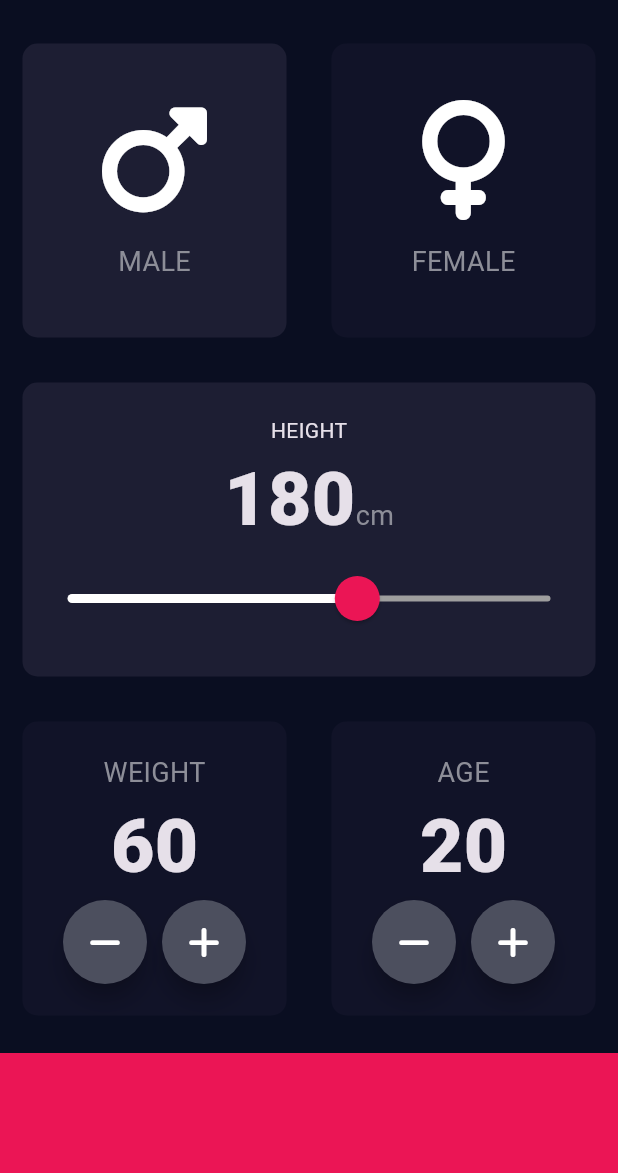
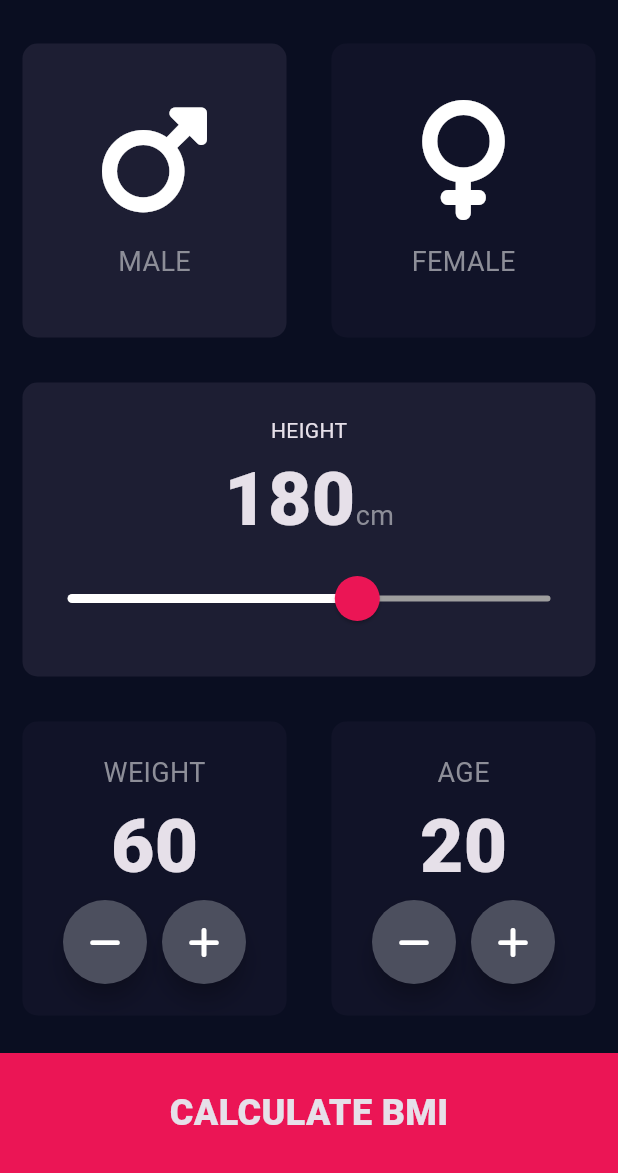
Before and after one commit to sakthi811/flutter-bmi-calculator, a Flutter app: the screen it shows after launch, on a phone screen of 412 x 824 dp, the part 63-1236 px from its top. Run offline on Flutter 3.47's test engine with Material 3 defaults, Android fonts, the phone set to English and light mode, and no system bars; our stand-ins replace font_awesome_flutter.

Commit message:
Final completed code

```diff
--- /dev/null
+++ b/lib/bottom_button.dart
@@ -0,0 +1,28 @@
+import 'package:flutter/material.dart';
+import 'package:flutter_bmi_calc/result_page.dart';
+
+import 'constants.dart';
+
+class BottomButton extends StatelessWidget {
+  BottomButton({required this.onTap, required this.buttonLabel});
+
+  String buttonLabel;
+  VoidCallback onTap;
+
+  @override
+  Widget build(BuildContext context) {
+    return GestureDetector(
+      onTap: onTap,
+      child: Container(
+          color: kBmiButtonColor,
+          margin: const EdgeInsets.only(top: 10.0),
+          width: double.infinity,
+          height: kBottomContainerHeight,
+          child: Center(
+              child: Text(
+            buttonLabel,
+            style: kButtonLabelTextStyle,
+          ))),
+    );
+  }
+}
--- /dev/null
+++ b/lib/calculator_brain.dart
@@ -0,0 +1,35 @@
+import 'dart:math';
+
+class CalculatorBrain {
+  CalculatorBrain({required this.height, required this.weight});
+
+  final int height;
+  final int weight;
+
+  double _bmi = 0.0;
+
+  String calculateBMI() {
+    _bmi = weight / pow(height / 100, 2);
+    return _bmi.toStringAsFixed(1);
+  }
+
+  String getResult() {
+    if (_bmi >= 25) {
+      return 'Overweight';
+    } else if (_bmi > 18.5) {
+      return 'Normal';
+    } else {
+      return 'Underweight';
+    }
+  }
+
+  String getInterpretation() {
+    if (_bmi >= 25) {
+      return 'You have a higher than normal body weight. Try to exercise more.';
+    } else if (_bmi >= 18.5) {
+      return 'You have a normal body weight. Good job!';
+    } else {
+      return 'You have a lower than normal body weight. You can eat a bit more.';
+    }
+  }
+}
--- a/lib/input_page.dart
+++ b/lib/input_page.dart
@@ -1,5 +1,9 @@
 import 'package:flutter/cupertino.dart';
 import 'package:flutter/material.dart';
+import 'package:flutter/widgets.dart';
+import 'package:flutter_bmi_calc/bottom_button.dart';
+import 'package:flutter_bmi_calc/calculator_brain.dart';
+import 'package:flutter_bmi_calc/result_page.dart';
 import 'package:flutter_bmi_calc/round_icon_button.dart';
 import 'package:font_awesome_flutter/font_awesome_flutter.dart';
 
@@ -139,11 +143,21 @@ class _InputPageState extends State<InputPage> {
                 ],
               ),
             ),
-            Container(
-                color: kBmiButtonColor,
-                margin: const EdgeInsets.only(top: 10.0),
-                width: double.infinity,
-                height: kBottomContainerHeight)
+            BottomButton(
+                buttonLabel: 'CALCULATE BMI',
+                onTap: () {
+                  CalculatorBrain calc =
+                      CalculatorBrain(height: height, weight: weight);
+
+                  Navigator.push(
+                      context,
+                      MaterialPageRoute(
+                          builder: (context) => ResultPage(
+                                bmiResult: calc.calculateBMI(),
+                                interpretation: calc.getInterpretation(),
+                                resultText: calc.getResult(),
+                              )));
+                })
           ],
         ));
   }
```
Also changed, not shown: lib/constants.dart (+20 -0 lines), lib/result_page.dart (+63 -0 lines).
